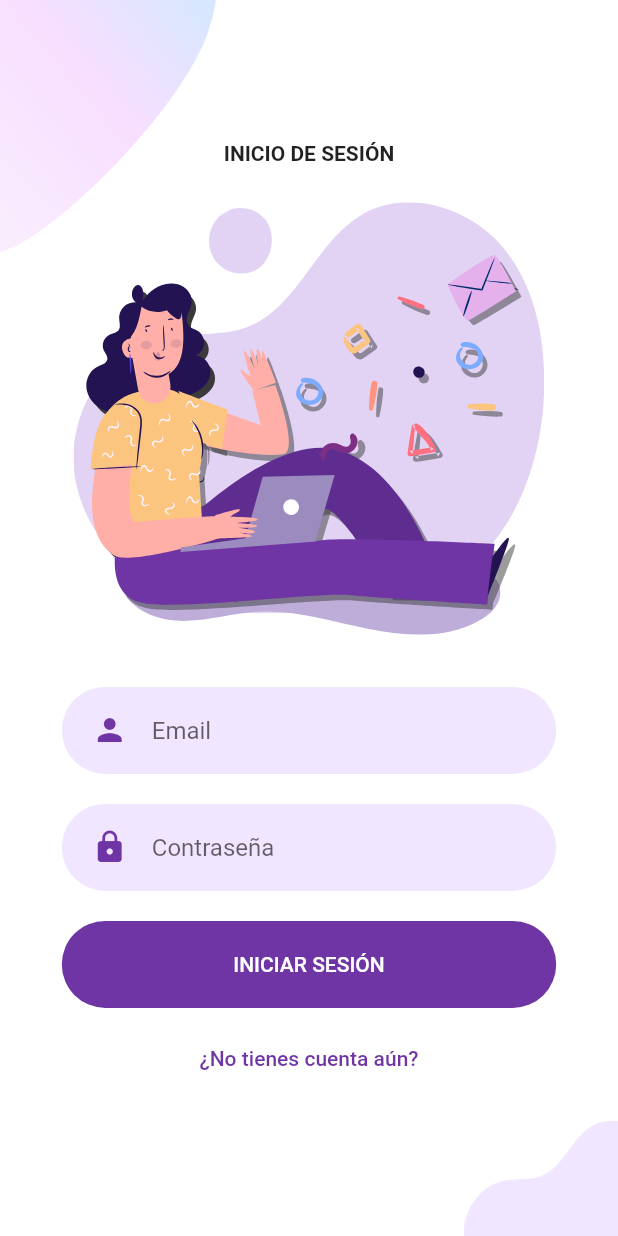
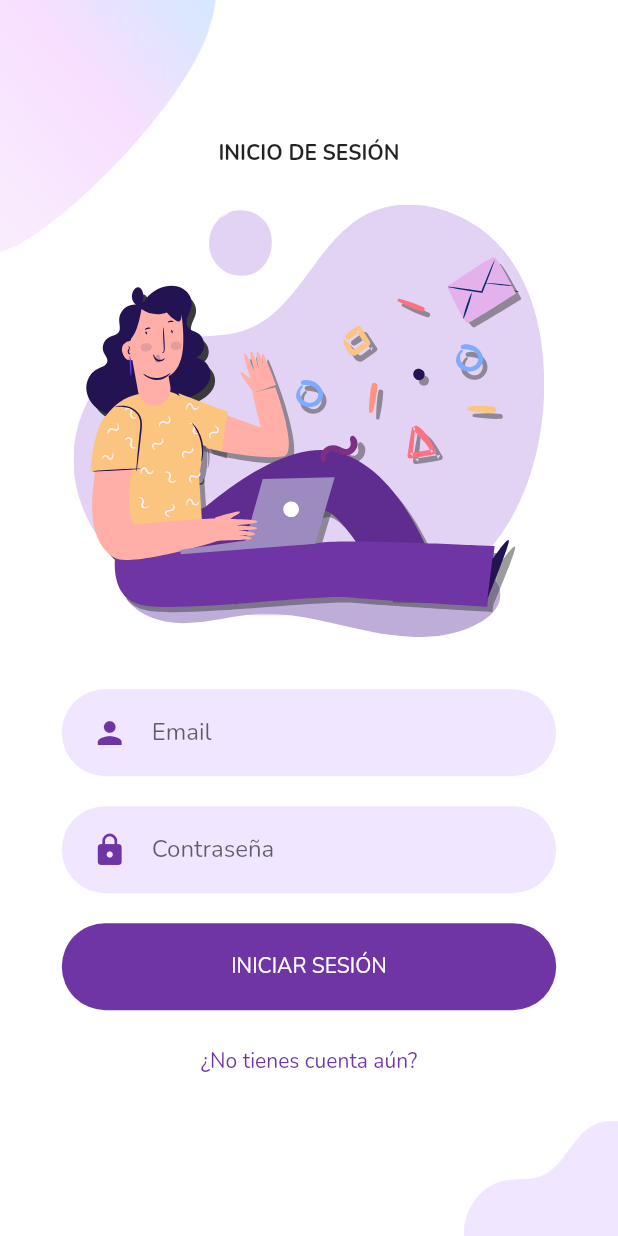
Before and after one commit to YisusOnDev/PracticeJob_Flutter, a Flutter app: the screen it shows after launch, after a tap on "INICIAR SESIÓN", on a phone screen of 412 x 824 dp. Run offline on Flutter 3.47's test engine with Material 2 defaults, Android fonts, the phone set to English and light mode, and no system bars; our stand-ins replace flutter_svg; network calls fail.

Commit message:
Added Nunito Font + setted minSdkVersion to 18

```diff
--- a/lib/main.dart
+++ b/lib/main.dart
@@ -19,9 +19,10 @@ class MyApp extends StatelessWidget {
       debugShowCheckedModeBanner: false,
       title: 'PracticeJob App',
       theme: ThemeData(
-        primaryColor: cPrimaryColor,
-        scaffoldBackgroundColor: Colors.white,
-      ),
+          brightness: Brightness.light,
+          primaryColor: cPrimaryColor,
+          scaffoldBackgroundColor: Colors.white,
+          fontFamily: 'Nunito'),
       initialRoute: '/',
       routes: _generateRoutes(context),
       onGenerateRoute: (settings) {
```
Also changed, not shown: pubspec.yaml (+19 -0 lines), assets/fonts/Nunito-Black.ttf (added), assets/fonts/Nunito-BlackItalic.ttf (added), assets/fonts/Nunito-Bold.ttf (added), assets/fonts/Nunito-BoldItalic.ttf (added), assets/fonts/Nunito-ExtraBold.ttf (added), assets/fonts/Nunito-ExtraBoldItalic.ttf (added), assets/fonts/Nunito-ExtraLight.ttf (added), assets/fonts/Nunito-ExtraLightItalic.ttf (added), assets/fonts/Nunito-Italic.ttf (added), assets/fonts/Nunito-Light.ttf (added), assets/fonts/Nunito-LightItalic.ttf (added), assets/fonts/Nunito-Regular.ttf (added), assets/fonts/Nunito-SemiBold.ttf (added), 2 more files, 3 other files.
